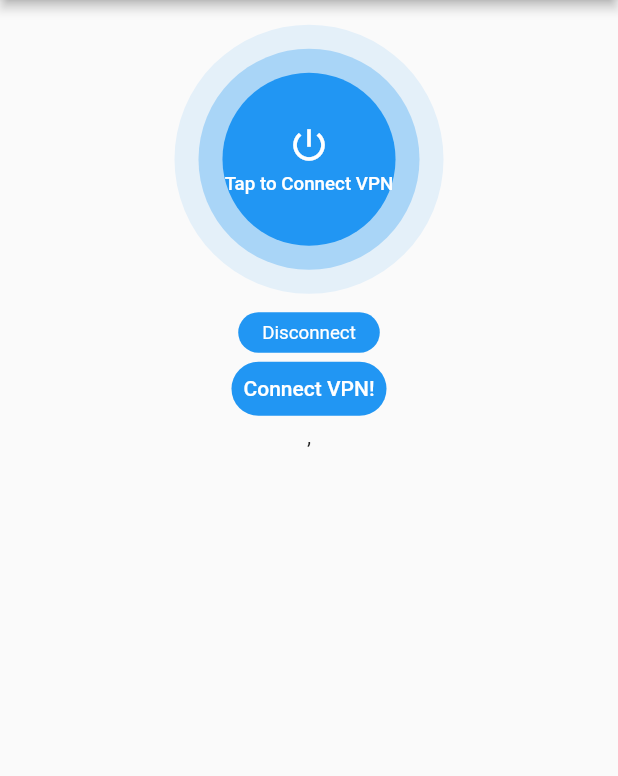
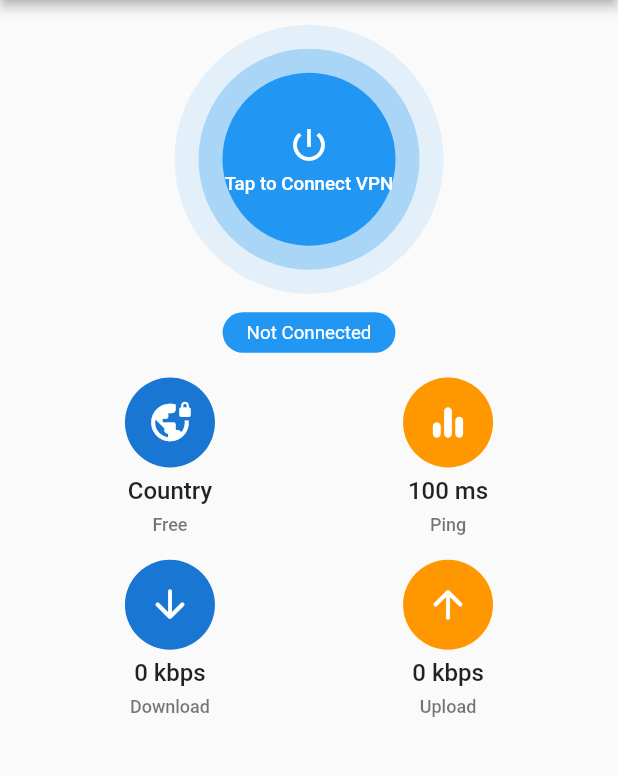
Before and after one commit to sameerq08/nizvpn-master, a Flutter app: the screen it shows after launch, on a phone screen of 412 x 824 dp, the part 84-860 px from its top. Run offline on Flutter 3.47's test engine with Material 2 defaults, Android fonts, the phone set to English and light mode, and no system bars; our stand-ins replace get, package_info; statements that could not run were skipped.

Commit message:
"HomeCard"

```diff
--- a/lib/ui/screens/mainScreen.dart
+++ b/lib/ui/screens/mainScreen.dart
@@ -1,17 +1,13 @@
-/*
- * Copyright (c) 2020 Mochamad Nizwar Syafuan
- * Distributed under the GNU GPL v2 with additional terms. For full terms see the file doc/LICENSE.txt
- */
-
-import 'dart:developer';
+//import 'dart:developer';
 
 import 'package:flutter/cupertino.dart';
 import 'package:flutter/material.dart';
 import 'package:open_nizvpn/core/models/dnsConfig.dart';
 import 'package:open_nizvpn/core/models/vpnConfig.dart';
-import 'package:open_nizvpn/core/models/vpnStatus.dart';
+//import 'package:open_nizvpn/core/models/vpnStatus.dart';
 import 'package:open_nizvpn/core/utils/nizvpn_engine.dart';
 import 'package:flutter/services.dart' show rootBundle;
+import 'package:open_nizvpn/widgets/home_card.dart';
 
 late Size mq;
 
@@ -79,63 +75,75 @@ class _MainScreenState extends State<MainScreen> {
           ),
         ],
       ),
-      body: Column(
-        mainAxisSize: MainAxisSize.min,
+      body: Column(mainAxisSize: MainAxisSize.min, children: [
+        SizedBox(
+          height: mq.height * .02,
+          width: double.maxFinite,
+        ),
+        _vpnButton(),
+        Row(
+          mainAxisAlignment: MainAxisAlignment.center,
           children: [
+            HomeCard(
+              title: 'Country',
+              subtitle: 'Free',
+              icon: CircleAvatar(
+                radius: 30,
+                child: Icon(
+                  Icons.vpn_lock_rounded,
+                  size: 30,
+                ),
+              ),
+            ),
+            HomeCard(
+              title: '100 ms',
+              subtitle: 'Ping',
+              icon: CircleAvatar(
+                radius: 30,
+                backgroundColor: Colors.orange,
+                child: Icon(
+                  Icons.equalizer_rounded,
+                  size: 30,
+                  color: Colors.white,
+                ),
+              ),
+            ),
+          ],
+        ),
         SizedBox(
           height: mq.height * .02,
         ),
-          _vpnButton(),
-          Center(
-            child: TextButton(
-              style: TextButton.styleFrom(
-                shape: StadiumBorder(),
-                backgroundColor: Theme.of(context).primaryColor,
-              ),
-              child: Text(
-                _vpnState == NizVpn.vpnDisconnected
-                    ? "Connect VPN!"
-                    : _vpnState.replaceAll("_", " ").toUpperCase(),
-                style: TextStyle(color: Colors.white),
-              ),
-              onPressed: _connectClick,
+        Row(
+          mainAxisAlignment: MainAxisAlignment.center,
+          children: [
+            HomeCard(
+              title: '0 kbps',
+              subtitle: 'Download',
+              icon: CircleAvatar(
+                radius: 30,
+                child: Icon(
+                  Icons.arrow_downward_rounded,
+                  size: 30,
+                  color: Colors.white,
                 ),
               ),
-          StreamBuilder<VpnStatus?>(
-            initialData: VpnStatus(),
-            stream: NizVpn.vpnStatusSnapshot(),
-            builder: (context, snapshot) => Text(
-                "${snapshot.data?.byteIn ?? ""}, ${snapshot.data?.byteOut ?? ""}",
-                textAlign: TextAlign.center),
-          )
-        ]
-          //i just make it simple, hope i'm not making you to much confuse
-          ..addAll(
-            _listVpn.isNotEmpty
-                ? _listVpn.map(
-                    (e) => ListTile(
-                      title: Text(e.name),
-                      leading: SizedBox(
-                        height: 20,
-                        width: 20,
-                        child: Center(
-                            child: _selectedVpn == e
-                                ? CircleAvatar(backgroundColor: Colors.green)
-                                : CircleAvatar(backgroundColor: Colors.grey)),
             ),
-                      onTap: () {
-                        if (_selectedVpn == e) return;
-                        log("${e.name} is selected");
-                        NizVpn.stopVpn();
-                        setState(() {
-                          _selectedVpn = e;
-                        });
-                      },
-                    ),
-                  )
-                : [],
+            HomeCard(
+              title: '0 kbps',
+              subtitle: 'Upload',
+              icon: CircleAvatar(
+                radius: 30,
+                backgroundColor: Colors.orange,
+                child: Icon(
+                  Icons.arrow_upward_rounded,
+                  size: 30,
+                  color: Colors.white,
                 ),
               ),
+            ),
+          ],
+        )
+      ]),
     );
   }
 
@@ -208,12 +216,13 @@ class _MainScreenState extends State<MainScreen> {
             ),
           ),
           Container(
-            margin: EdgeInsets.only(top: mq.height * .015),
+            margin:
+                EdgeInsets.only(top: mq.height * .015, bottom: mq.height * .02),
             padding: EdgeInsets.symmetric(vertical: 6, horizontal: 16),
             decoration: BoxDecoration(
                 color: Colors.blue, borderRadius: BorderRadius.circular(15)),
             child: Text(
-              'Disconnect',
+              'Not Connected',
               style: TextStyle(
                 fontSize: 12.5,
                 color: Colors.white,
--- /dev/null
+++ b/lib/widgets/home_card.dart
@@ -0,0 +1,42 @@
+import 'package:flutter/cupertino.dart';
+import 'package:flutter/material.dart';
+
+late Size mq;
+
+class HomeCard extends StatelessWidget {
+  final String title, subtitle;
+  final Widget icon;
+  const HomeCard(
+      {super.key,
+      required this.title,
+      required this.subtitle,
+      required this.icon});
+
+  @override
+  Widget build(BuildContext context) {
+    mq = MediaQuery.of(context).size;
+    return SizedBox(
+      width: mq.width * .45,
+      child: Column(
+        children: [
+          icon,
+          const SizedBox(
+            height: 6,
+          ),
+          Text(title,
+              style: TextStyle(fontSize: 16, fontWeight: FontWeight.w500)),
+          const SizedBox(
+            height: 6,
+          ),
+          Text(
+            subtitle,
+            style: TextStyle(
+                fontSize: 12,
+                fontWeight: FontWeight.w500,
+                color: Colors.black54),
+          ),
+        ],
+      ),
+    );
+  }
+}
```
Lines whose indentation alone changed are shown as unchanged.
